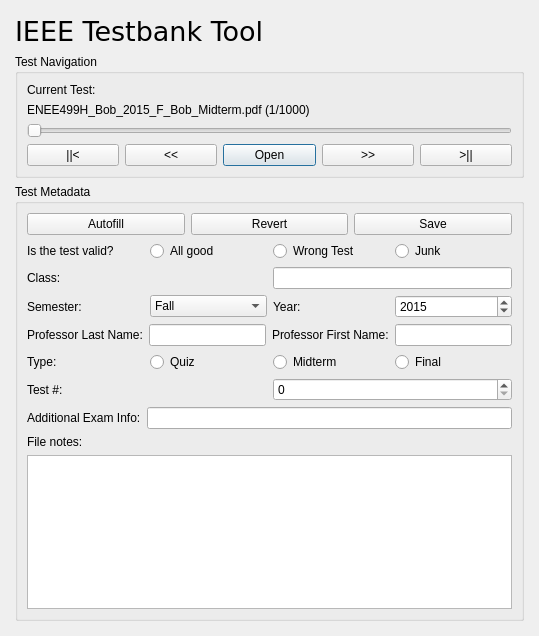
Old version of the form Sorting.ui in the repository UMDIEEE/ieee-tst.
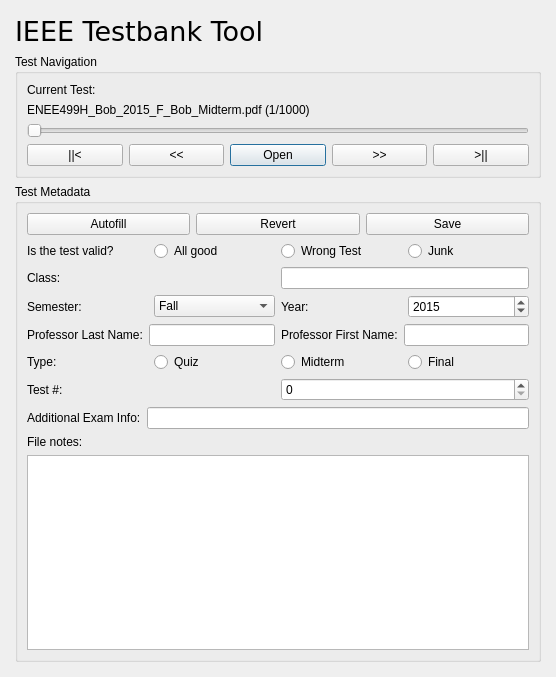
New version of the form.

Commit message: Fixed tab order issues in sorting window

The edit to the form file:
```diff
--- a/Sorting.ui
+++ b/Sorting.ui
@@ -6,8 +6,8 @@
    <rect>
     <x>0</x>
     <y>0</y>
-    <width>539</width>
-    <height>636</height>
+    <width>556</width>
+    <height>677</height>
    </rect>
   </property>
   <property name="sizePolicy">
```
Left out of the diff: 25 changed lines with no effect on the pictures.
